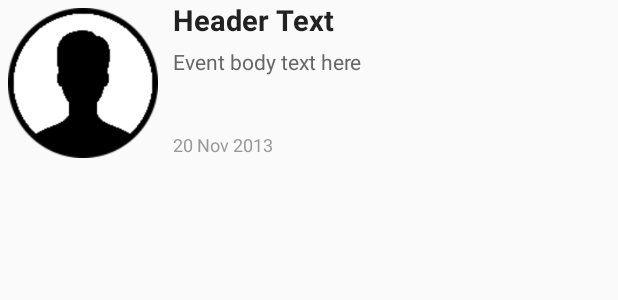
After one commit to fmmwanza/YEBELA, an Android app: the layout row_event.xml on its own in the app's theme, with its tools: preview values and no code run, on a phone screen of 412 x 824 dp. The commit adds this screen. Shown: the top 300 px of the screen. Run offline under Robolectric (Android 15) with nearby library versions, the phone set to English and light mode, and no system bars.

Commit message:
new logo, event_activity

```diff
--- a/app/src/main/res/layout/activity_main.xml
+++ b/app/src/main/res/layout/activity_main.xml
@@ -1,6 +1,8 @@
 <RelativeLayout xmlns:android="http://schemas.android.com/apk/res/android"
-    xmlns:tools="http://schemas.android.com/tools" android:layout_width="match_parent"
-    android:layout_height="match_parent" android:paddingLeft="@dimen/activity_horizontal_margin"
+    xmlns:tools="http://schemas.android.com/tools"
+    android:layout_width="match_parent"
+    android:layout_height="match_parent"
+    android:paddingLeft="@dimen/activity_horizontal_margin"
     android:paddingRight="@dimen/activity_horizontal_margin"
     android:paddingTop="@dimen/activity_vertical_margin"
     android:background="#A1D8E5"
--- a/app/src/main/res/layout/activity_main_list.xml
+++ b/app/src/main/res/layout/activity_main_list.xml
@@ -3,10 +3,11 @@
     android:layout_height="match_parent" android:paddingLeft="@dimen/activity_horizontal_margin"
     android:paddingRight="@dimen/activity_horizontal_margin"
     android:paddingTop="@dimen/activity_vertical_margin"
-    android:background="#A1D8E5"
-    android:paddingBottom="@dimen/activity_vertical_margin" tools:context=".MainActivity">
+    android:paddingBottom="@dimen/activity_vertical_margin"
+    tools:context="com.example.mwanza.citymov.MainListActivity">
 
-    <ListView android:id="@+id/listViewId"
+    <ListView
+        android:id="@+id/eventList"
         android:layout_width="match_parent"
         android:layout_height="match_parent" >
     </ListView>
--- /dev/null
+++ b/app/src/main/res/layout/row_event.xml
@@ -0,0 +1,56 @@
+<?xml version="1.0" encoding="utf-8"?>
+<LinearLayout xmlns:android="http://schemas.android.com/apk/res/android"
+    android:layout_width="match_parent"
+    android:layout_height="match_parent"
+    android:orientation="horizontal">
+
+    <ImageView
+        android:id="@+id/eventImage"
+        android:layout_width="100dp"
+        android:layout_height="100dp"
+        android:src="@drawable/user_profil"
+        android:layout_marginLeft="5dp"
+        android:layout_marginTop="5dp" />
+
+    <LinearLayout
+        android:layout_width="wrap_content"
+        android:layout_height="match_parent"
+        android:orientation="vertical"
+        android:layout_marginLeft="10dp"
+        android:gravity="left" >
+
+        <TextView
+            android:id="@+id/textView1"
+            android:layout_width="match_parent"
+            android:layout_height="wrap_content"
+            android:text="Header Text"
+            android:textSize="19sp"
+            android:textColor="#222222"
+            android:textStyle="bold" />
+
+        <TextView
+            android:id="@+id/textView2"
+            android:layout_width="match_parent"
+            android:layout_height="wrap_content"
+            android:text="Event body text here"
+            android:layout_marginTop="5dp"
+            android:ellipsize="end"
+            android:lines="3"
+            android:textColor="#666666"
+            android:textSize="14sp" />
+
+        <TextView
+            android:id="@+id/textView3"
+            android:layout_width="match_parent"
+            android:layout_height="wrap_content"
+            android:text="20 Nov 2013"
+            android:layout_marginTop="5dp"
+            android:textColor="#999999"
+            android:textSize="12sp" />
+
+
+        />
+
+    </LinearLayout>
+
+</LinearLayout>
```
Also changed, not shown: app/src/main/ic_launcher-web.png, app/src/main/res/drawable/cultura_poa.jpg (added), app/src/main/res/drawable/user_profil.png (added), app/src/main/res/mipmap-hdpi/ic_launcher.png, app/src/main/res/mipmap-mdpi/ic_launcher.png, app/src/main/res/mipmap-xhdpi/ic_launcher.png, app/src/main/res/mipmap-xxhdpi/ic_launcher.png, app/src/main/res/mipmap-xxxhdpi/ic_launcher.png.
